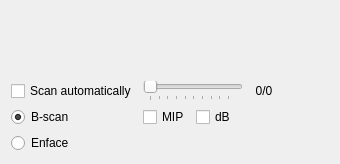
Above: src/main/resources/windows/ui/DisplayWidget.ui from sstucker/OCTview before the change. Below: the same form after it.
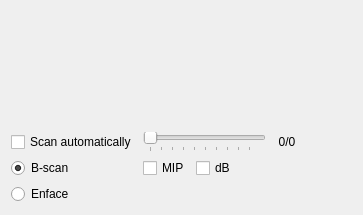
That is the form after the change.

Commit message: View widgets

```diff
--- a/src/main/resources/windows/ui/DisplayWidget.ui
+++ b/src/main/resources/windows/ui/DisplayWidget.ui
@@ -6,25 +6,63 @@
    <rect>
     <x>0</x>
     <y>0</y>
-    <width>328</width>
-    <height>164</height>
+    <width>363</width>
+    <height>215</height>
    </rect>
   </property>
   <layout class="QGridLayout" name="layoutVisB">
-   <item row="7" column="0">
-    <widget class="QRadioButton" name="radioBScan">
+   <item row="10" column="0">
+    <widget class="QRadioButton" name="radioEnface">
      <property name="toolTip">
       <string>View B-scans (X, Z projection)</string>
      </property>
      <property name="text">
-      <string>B-scan</string>
+      <string>Enface</string>
      </property>
      <property name="checked">
+      <bool>false</bool>
+     </property>
+    </widget>
+   </item>
+   <item row="8" column="1" colspan="3">
+    <widget class="QSlider" name="sliderSlice">
+     <property name="enabled">
       <bool>true</bool>
      </property>
+     <property name="minimumSize">
+      <size>
+       <width>100</width>
+       <height>0</height>
+      </size>
+     </property>
+     <property name="toolTip">
+      <string>Scan automatically through the volume, or select a slice with the slider</string>
+     </property>
+     <property name="minimum">
+      <number>1</number>
+     </property>
+     <property name="orientation">
+      <enum>Qt::Horizontal</enum>
+     </property>
+     <property name="invertedAppearance">
+      <bool>false</bool>
+     </property>
+     <property name="tickPosition">
+      <enum>QSlider::TicksBelow</enum>
+     </property>
     </widget>
    </item>
-   <item row="6" column="4">
+   <item row="9" column="1">
+    <widget class="QCheckBox" name="checkMIP">
+     <property name="toolTip">
+      <string>View the maximum intensity projection along the slice axis</string>
+     </property>
+     <property name="text">
+      <string>MIP</string>
+     </property>
+    </widget>
+   </item>
+   <item row="8" column="4">
     <widget class="QLabel" name="sliceLabel">
      <property name="sizePolicy">
       <sizepolicy hsizetype="Fixed" vsizetype="Preferred">
@@ -50,19 +88,6 @@
     </widget>
    </item>
    <item row="8" column="0">
-    <widget class="QRadioButton" name="radioEnface">
-     <property name="toolTip">
-      <string>View enface C-scans (X, Y projection)</string>
-     </property>
-     <property name="text">
-      <string>Enface</string>
-     </property>
-     <property name="checked">
-      <bool>false</bool>
-     </property>
-    </widget>
-   </item>
-   <item row="6" column="0">
     <widget class="QCheckBox" name="checkScanThrough">
      <property name="toolTip">
       <string>Scan automatically through the volume, or select a slice with the slider</string>
@@ -75,17 +100,27 @@
      </property>
     </widget>
    </item>
-   <item row="7" column="1">
-    <widget class="QCheckBox" name="checkMIP">
+   <item row="1" column="0" rowspan="4" colspan="5">
+    <widget class="QWidget" name="VolumeWidget" native="true">
+     <property name="autoFillBackground">
+      <bool>true</bool>
+     </property>
+    </widget>
+   </item>
+   <item row="9" column="0">
+    <widget class="QRadioButton" name="radioBScan">
      <property name="toolTip">
       <string>View the maximum intensity projection along the slice axis</string>
      </property>
      <property name="text">
-      <string>MIP</string>
+      <string>B-scan</string>
+     </property>
+     <property name="checked">
+      <bool>true</bool>
      </property>
     </widget>
    </item>
-   <item row="7" column="2">
+   <item row="9" column="2">
     <widget class="QCheckBox" name="checkDb">
      <property name="toolTip">
       <string>If checked, applies 20*log10 transformation</string>
@@ -98,40 +133,8 @@
      </property>
     </widget>
    </item>
-   <item row="0" column="0" rowspan="4" colspan="5">
-    <widget class="QWidget" name="widget3D" native="true">
-     <property name="autoFillBackground">
-      <bool>true</bool>
-     </property>
-    </widget>
-   </item>
-   <item row="6" column="1" colspan="3">
-    <widget class="QSlider" name="sliderSlice">
-     <property name="enabled">
-      <bool>true</bool>
-     </property>
-     <property name="minimumSize">
-      <size>
-       <width>100</width>
-       <height>0</height>
-      </size>
-     </property>
-     <property name="toolTip">
-      <string>Scan automatically through the volume, or select a slice with the slider</string>
-     </property>
-     <property name="minimum">
-      <number>1</number>
-     </property>
-     <property name="orientation">
-      <enum>Qt::Horizontal</enum>
-     </property>
-     <property name="invertedAppearance">
-      <bool>false</bool>
-     </property>
-     <property name="tickPosition">
-      <enum>QSlider::TicksBelow</enum>
-     </property>
-    </widget>
+   <item row="5" column="0" colspan="5">
+    <widget class="QWidget" name="BScanWidget" native="true"/>
    </item>
   </layout>
  </widget>
```
Left out of the diff: 4 changed lines with no effect on the pictures. The commit also changes 3 other files.
